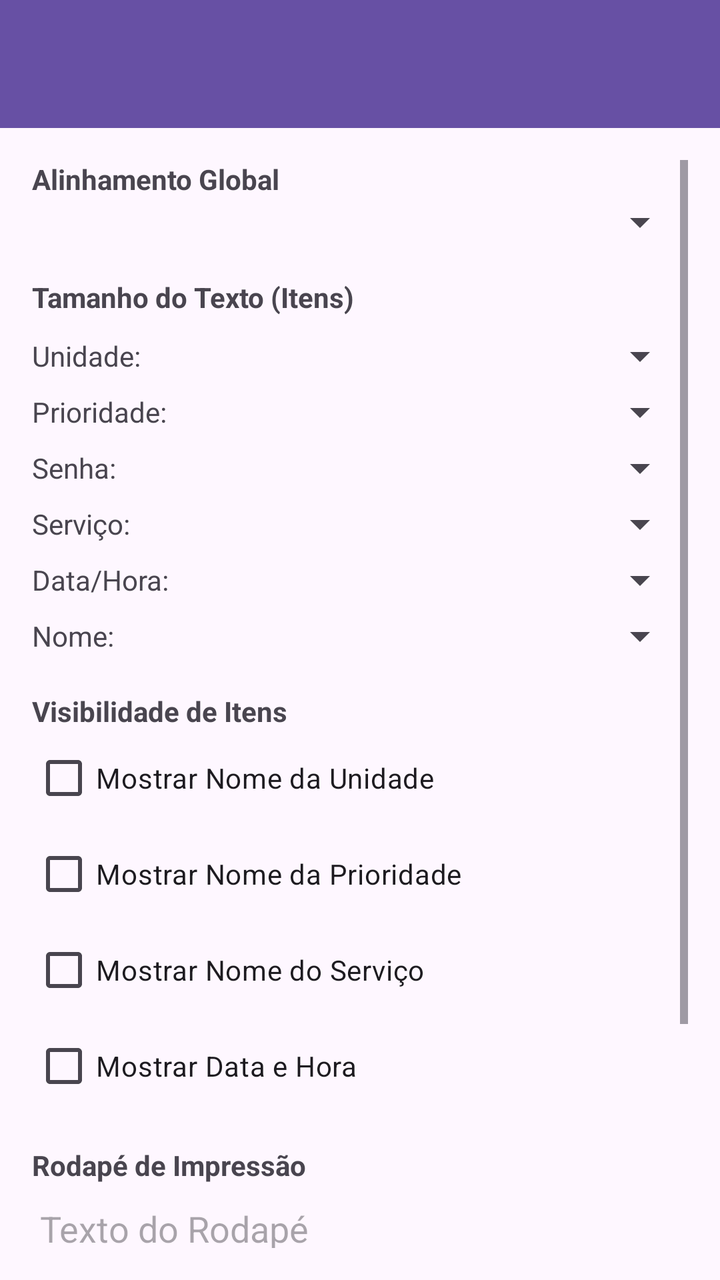
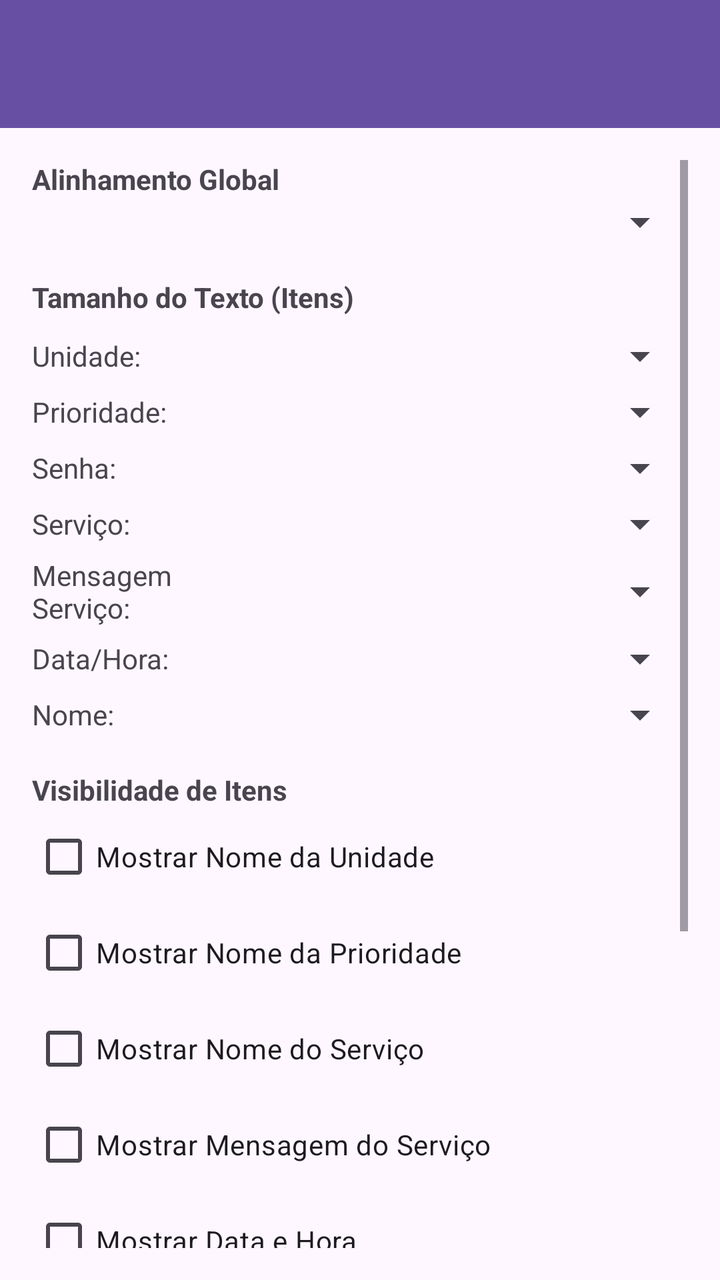

Screens rendered from an Android XML layout before and after an edit, with the pre-edit source and the edit as a unified diff.
<!-- AndroidManifest.xml: application theme Theme.Material3.DayNight.NoActionBar -->
<!-- res/layout/activity_print_layout.xml -->
<?xml version="1.0" encoding="utf-8"?>
<LinearLayout xmlns:android="http://schemas.android.com/apk/res/android"
    android:layout_width="match_parent"
    android:layout_height="match_parent"
    android:orientation="vertical">

    <include layout="@layout/toolbar_layout" />

    <ScrollView
        android:layout_width="match_parent"
        android:layout_height="match_parent"
        android:padding="16dp">

        <LinearLayout
            android:layout_width="match_parent"
            android:layout_height="wrap_content"
            android:orientation="vertical">

            <TextView
                android:layout_width="wrap_content"
                android:layout_height="wrap_content"
                android:text="Layout de Impressão"
                android:textSize="24sp"
                android:textStyle="bold"
                android:layout_marginBottom="16dp"
                android:visibility="gone"/>

            <TextView
                android:layout_width="wrap_content"
                android:layout_height="wrap_content"
                android:text="Alinhamento Global"
                android:textStyle="bold"/>
            <Spinner
                android:id="@+id/spinnerPrintAlign"
                android:layout_width="match_parent"
                android:layout_height="wrap_content"
                android:layout_marginBottom="16dp"/>

            <TextView
                android:layout_width="wrap_content"
                android:layout_height="wrap_content"
                android:text="Tamanho do Texto (Itens)"
                android:textStyle="bold"/>

            <LinearLayout
                android:layout_width="match_parent"
                android:layout_height="wrap_content"
                android:orientation="horizontal"
                android:gravity="center_vertical"
                android:layout_marginTop="8dp">
                <TextView android:layout_width="120dp" android:layout_height="wrap_content" android:text="Unidade:"/>
                <Spinner android:id="@+id/spinnerSizeUnit" android:layout_width="match_parent" android:layout_height="wrap_content"/>
            </LinearLayout>

            <LinearLayout
                android:layout_width="match_parent"
                android:layout_height="wrap_content"
                android:orientation="horizontal"
                android:gravity="center_vertical"
                android:layout_marginTop="4dp">
                <TextView android:layout_width="120dp" android:layout_height="wrap_content" android:text="Prioridade:"/>
                <Spinner android:id="@+id/spinnerSizePriority" android:layout_width="match_parent" android:layout_height="wrap_content"/>
            </LinearLayout>

            <LinearLayout
                android:layout_width="match_parent"
                android:layout_height="wrap_content"
                android:orientation="horizontal"
                android:gravity="center_vertical"
                android:layout_marginTop="4dp">
                <TextView android:layout_width="120dp" android:layout_height="wrap_content" android:text="Senha:"/>
                <Spinner android:id="@+id/spinnerSizeTicket" android:layout_width="match_parent" android:layout_height="wrap_content"/>
            </LinearLayout>

            <LinearLayout
                android:layout_width="match_parent"
                android:layout_height="wrap_content"
                android:orientation="horizontal"
                android:gravity="center_vertical"
                android:layout_marginTop="4dp">
                <TextView android:layout_width="120dp" android:layout_height="wrap_content" android:text="Serviço:"/>
                <Spinner android:id="@+id/spinnerSizeService" android:layout_width="match_parent" android:layout_height="wrap_content"/>
            </LinearLayout>

            <LinearLayout
                android:layout_width="match_parent"
                android:layout_height="wrap_content"
                android:orientation="horizontal"
                android:gravity="center_vertical"
                android:layout_marginTop="4dp">
                <TextView android:layout_width="120dp" android:layout_height="wrap_content" android:text="Data/Hora:"/>
                <Spinner android:id="@+id/spinnerSizeDateTime" android:layout_width="match_parent" android:layout_height="wrap_content"/>
            </LinearLayout>

            <LinearLayout
                android:layout_width="match_parent"
                android:layout_height="wrap_content"
                android:orientation="horizontal"
                android:gravity="center_vertical"
                android:layout_marginTop="4dp">
                <TextView android:layout_width="120dp" android:layout_height="wrap_content" android:text="Nome:"/>
                <Spinner android:id="@+id/spinnerSizeName" android:layout_width="match_parent" android:layout_height="wrap_content"/>
            </LinearLayout>

            <TextView
                android:layout_width="wrap_content"
                android:layout_height="wrap_content"
                android:text="Visibilidade de Itens"
                android:textStyle="bold"
                android:layout_marginTop="16dp"/>
            <CheckBox android:id="@+id/cbShowUnit" android:layout_width="match_parent" android:layout_height="wrap_content" android:text="Mostrar Nome da Unidade"/>
            <CheckBox android:id="@+id/cbShowPriority" android:layout_width="match_parent" android:layout_height="wrap_content" android:text="Mostrar Nome da Prioridade"/>
            <CheckBox android:id="@+id/cbShowService" android:layout_width="match_parent" android:layout_height="wrap_content" android:text="Mostrar Nome do Serviço"/>
            <CheckBox android:id="@+id/cbShowDateTime" android:layout_width="match_parent" android:layout_height="wrap_content" android:text="Mostrar Data e Hora"/>

            <TextView
                android:layout_width="wrap_content"
                android:layout_height="wrap_content"
                android:text="Rodapé de Impressão"
                android:textStyle="bold"
                android:layout_marginTop="16dp"/>
            <EditText
                android:id="@+id/etFooterText"
                android:layout_width="match_parent"
                android:layout_height="wrap_content"
                android:hint="Texto do Rodapé"
                android:inputType="textMultiLine"/>
            <LinearLayout
                android:layout_width="match_parent"
                android:layout_height="wrap_content"
                android:orientation="horizontal"
                android:gravity="center_vertical"
                android:layout_marginTop="4dp">
                <TextView android:layout_width="120dp" android:layout_height="wrap_content" android:text="Tamanho Rodapé:"/>
                <Spinner android:id="@+id/spinnerSizeFooter" android:layout_width="match_parent" android:layout_height="wrap_content"/>
            </LinearLayout>

            <Button
                android:id="@+id/btnSavePrintLayout"
                android:layout_width="match_parent"
                android:layout_height="wrap_content"
                android:text="Salvar Configurações"
                android:layout_marginTop="24dp"/>

            <Button
                android:id="@+id/btnTestPrint"
                android:layout_width="match_parent"
                android:layout_height="wrap_content"
                android:text="IMPRIMIR TESTE"
                android:layout_marginTop="8dp"
                style="@style/Widget.MaterialComponents.Button.OutlinedButton"/>

        </LinearLayout>
    </ScrollView>
</LinearLayout>
<!-- res/layout/toolbar_layout.xml (included above) -->
<?xml version="1.0" encoding="utf-8"?>
<androidx.appcompat.widget.Toolbar xmlns:android="http://schemas.android.com/apk/res/android"
    xmlns:app="http://schemas.android.com/apk/res-auto"
    android:id="@+id/toolbar"
    android:layout_width="match_parent"
    android:layout_height="?attr/actionBarSize"
    android:background="?attr/colorPrimary"
    android:theme="@style/ThemeOverlay.MaterialComponents.Dark.ActionBar"
    app:popupTheme="@style/ThemeOverlay.MaterialComponents.Light" />
<!-- resources referenced by this layout -->
<resources>

</resources>

<!-- the commit's change to res/layout/activity_print_layout.xml (unified diff, before → after) -->
@@ -88,6 +88,16 @@
                 android:orientation="horizontal"
                 android:gravity="center_vertical"
                 android:layout_marginTop="4dp">
+                <TextView android:layout_width="120dp" android:layout_height="wrap_content" android:text="Mensagem Serviço:"/>
+                <Spinner android:id="@+id/spinnerSizeMensagem" android:layout_width="match_parent" android:layout_height="wrap_content"/>
+            </LinearLayout>
+
+            <LinearLayout
+                android:layout_width="match_parent"
+                android:layout_height="wrap_content"
+                android:orientation="horizontal"
+                android:gravity="center_vertical"
+                android:layout_marginTop="4dp">
                 <TextView android:layout_width="120dp" android:layout_height="wrap_content" android:text="Data/Hora:"/>
                 <Spinner android:id="@+id/spinnerSizeDateTime" android:layout_width="match_parent" android:layout_height="wrap_content"/>
             </LinearLayout>
@@ -111,6 +121,7 @@
             <CheckBox android:id="@+id/cbShowUnit" android:layout_width="match_parent" android:layout_height="wrap_content" android:text="Mostrar Nome da Unidade"/>
             <CheckBox android:id="@+id/cbShowPriority" android:layout_width="match_parent" android:layout_height="wrap_content" android:text="Mostrar Nome da Prioridade"/>
             <CheckBox android:id="@+id/cbShowService" android:layout_width="match_parent" android:layout_height="wrap_content" android:text="Mostrar Nome do Serviço"/>
+            <CheckBox android:id="@+id/cbShowMensagem" android:layout_width="match_parent" android:layout_height="wrap_content" android:text="Mostrar Mensagem do Serviço"/>
             <CheckBox android:id="@+id/cbShowDateTime" android:layout_width="match_parent" android:layout_height="wrap_content" android:text="Mostrar Data e Hora"/>
 
             <TextView
